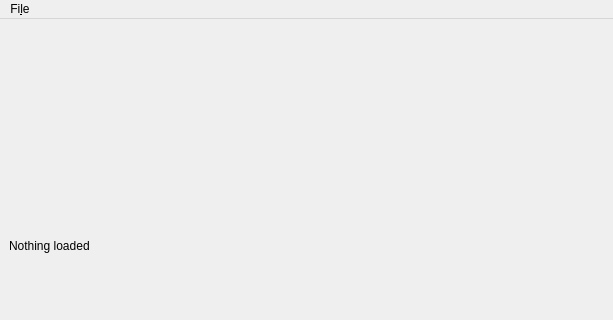
Qt form studio/main_window.ui (caryoscelus/rainynite-studio) before a commit; both pictures show x 0 to 613 and y 0 to 320 of the 613 by 495 pixel window.
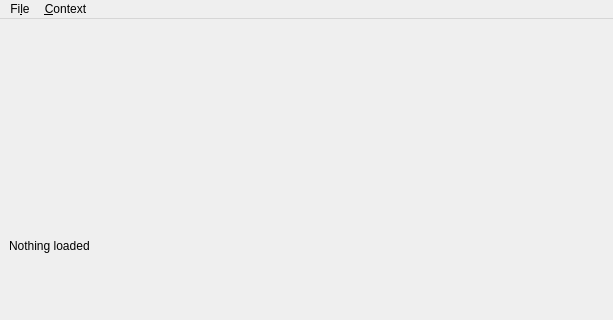
The same form after that commit. Icons and pictures are not drawn.

Commit message: Render action

The edit to the form file:
```diff
--- a/studio/main_window.ui
+++ b/studio/main_window.ui
@@ -40,7 +40,14 @@
     <addaction name="action_open"/>
     <addaction name="action_quit"/>
    </widget>
+   <widget class="QMenu" name="menu_context">
+    <property name="title">
+     <string>&amp;Context</string>
+    </property>
+    <addaction name="action_render"/>
+   </widget>
    <addaction name="menu_file"/>
+   <addaction name="menu_context"/>
   </widget>
   <widget class="QStatusBar" name="statusbar"/>
   <action name="action_quit">
```
Left out of the diff: 10 changed lines with no effect on the pictures. The commit also changes 1 other file.
